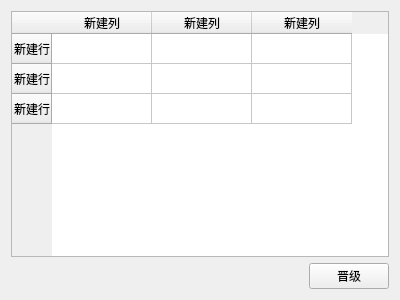
Above: groupnode.ui from 35easy/PingPongClub before the change. Below: the same form after it.
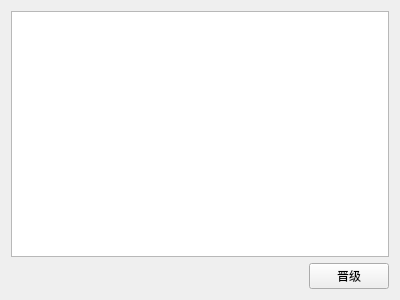
That is the form after the change.

Diff of the .ui file:
```diff
--- a/groupnode.ui
+++ b/groupnode.ui
@@ -15,38 +15,7 @@
   </property>
   <layout class="QVBoxLayout" name="verticalLayout">
    <item>
-    <widget class="QTableWidget" name="tableWidget">
-     <row>
-      <property name="text">
-       <string>新建行</string>
-      </property>
-     </row>
-     <row>
-      <property name="text">
-       <string>新建行</string>
-      </property>
-     </row>
-     <row>
-      <property name="text">
-       <string>新建行</string>
-      </property>
-     </row>
-     <column>
-      <property name="text">
-       <string>新建列</string>
-      </property>
-     </column>
-     <column>
-      <property name="text">
-       <string>新建列</string>
-      </property>
-     </column>
-     <column>
-      <property name="text">
-       <string>新建列</string>
-      </property>
-     </column>
-    </widget>
+    <widget class="QTableWidget" name="tableWidget"/>
    </item>
    <item>
     <layout class="QHBoxLayout" name="horizontalLayout">
```
